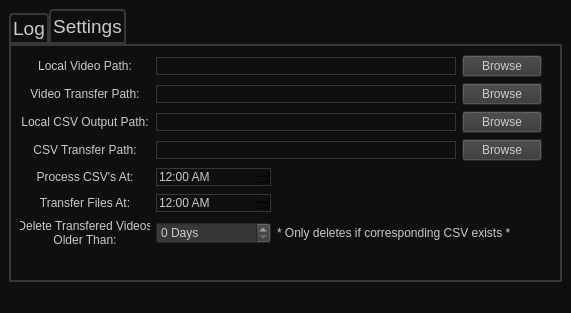
The window that Interface/PRAT Auto Processor.ui (SARL-Engineering/PRAT_Auto_Processor) describes before a commit, drawn with Qt 5.
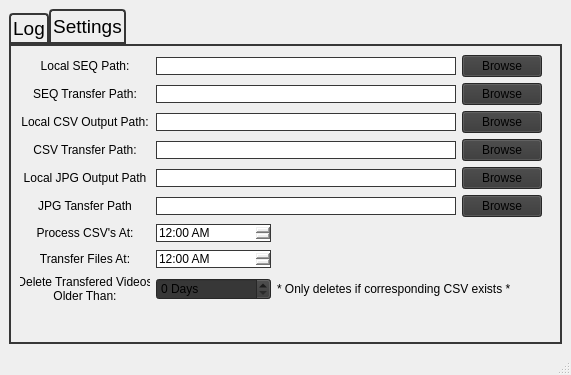
The same window after the commit.

Commit message: Added the ability to save a single frame from the seq file for use with COLEO's autodetection of whether the embryo's are alive or dead. This included modification of the matlab code and adding extra processing and transfer logic. Time for first live test.

Diff of the .ui file:
```diff
--- a/Interface/PRAT Auto Processor.ui
+++ b/Interface/PRAT Auto Processor.ui
@@ -7,7 +7,7 @@
     <x>0</x>
     <y>0</y>
     <width>571</width>
-    <height>313</height>
+    <height>375</height>
    </rect>
   </property>
   <property name="windowTitle">
@@ -15,7 +15,11 @@
   </property>
   <property name="styleSheet">
    <string notr="true">background-color: rgb(15,15,15);
-color:rgb(202,202,202);</string>
+color:rgb(202,202,202);
+
+QPushButton{
+	background-color:rgb(55,55,55);
+}</string>
   </property>
   <widget class="QWidget" name="centralwidget">
    <layout class="QGridLayout" name="gridLayout">
@@ -136,7 +140,7 @@
                </size>
               </property>
               <property name="text">
-               <string>Local Video Path:</string>
+               <string>Local SEQ Path:</string>
               </property>
               <property name="alignment">
                <set>Qt::AlignCenter</set>
@@ -197,7 +201,7 @@
                </size>
               </property>
               <property name="text">
-               <string>Video Transfer Path:</string>
+               <string>SEQ Transfer Path:</string>
               </property>
               <property name="alignment">
                <set>Qt::AlignCenter</set>
@@ -357,6 +361,128 @@
             </item>
            </layout>
           </item>
+          <item>
+           <layout class="QHBoxLayout" name="horizontalLayout_8">
+            <item>
+             <widget class="QLabel" name="label_9">
+              <property name="sizePolicy">
+               <sizepolicy hsizetype="Fixed" vsizetype="Preferred">
+                <horstretch>0</horstretch>
+                <verstretch>0</verstretch>
+               </sizepolicy>
+              </property>
+              <property name="minimumSize">
+               <size>
+                <width>130</width>
+                <height>0</height>
+               </size>
+              </property>
+              <property name="maximumSize">
+               <size>
+                <width>130</width>
+                <height>16777215</height>
+               </size>
+              </property>
+              <property name="text">
+               <string>Local JPG Output Path</string>
+              </property>
+              <property name="alignment">
+               <set>Qt::AlignCenter</set>
+              </property>
+             </widget>
+            </item>
+            <item>
+             <widget class="QLineEdit" name="local_jpg_line_edit">
+              <property name="sizePolicy">
+               <sizepolicy hsizetype="Fixed" vsizetype="Fixed">
+                <horstretch>0</horstretch>
+                <verstretch>0</verstretch>
+               </sizepolicy>
+              </property>
+              <property name="minimumSize">
+               <size>
+                <width>300</width>
+                <height>0</height>
+               </size>
+              </property>
+              <property name="text">
+               <string/>
+              </property>
+              <property name="readOnly">
+               <bool>true</bool>
+              </property>
+             </widget>
+            </item>
+            <item>
+             <widget class="QPushButton" name="local_jpg_browse_button">
+              <property name="text">
+               <string>Browse</string>
+              </property>
+             </widget>
+            </item>
+           </layout>
+          </item>
+          <item>
+           <layout class="QHBoxLayout" name="horizontalLayout_9">
+            <item>
+             <widget class="QLabel" name="label_10">
+              <property name="sizePolicy">
+               <sizepolicy hsizetype="Fixed" vsizetype="Preferred">
+                <horstretch>0</horstretch>
+                <verstretch>0</verstretch>
+               </sizepolicy>
+              </property>
+              <property name="minimumSize">
+               <size>
+                <width>130</width>
+                <height>0</height>
+               </size>
+              </property>
+              <property name="maximumSize">
+               <size>
+                <width>130</width>
+                <height>16777215</height>
+               </size>
+              </property>
+              <property name="text">
+               <string>JPG Tansfer Path</string>
+              </property>
+              <property name="alignment">
+               <set>Qt::AlignCenter</set>
+              </property>
+             </widget>
+            </item>
+            <item>
+             <widget class="QLineEdit" name="jpg_transfer_line_edit">
+              <property name="sizePolicy">
+               <sizepolicy hsizetype="Fixed" vsizetype="Fixed">
+                <horstretch>0</horstretch>
+                <verstretch>0</verstretch>
+               </sizepolicy>
+              </property>
+              <property name="minimumSize">
+               <size>
+                <width>300</width>
+                <height>0</height>
+               </size>
+              </property>
+              <property name="text">
+               <string/>
+              </property>
+              <property name="readOnly">
+               <bool>true</bool>
+              </property>
+             </widget>
+            </item>
+            <item>
+             <widget class="QPushButton" name="jpg_transfer_browse_button">
+              <property name="text">
+               <string>Browse</string>
+              </property>
+             </widget>
+            </item>
+           </layout>
+          </item>
           <item>
            <layout class="QHBoxLayout" name="horizontalLayout_2">
             <item>
```
The commit also changes 8 other files.
